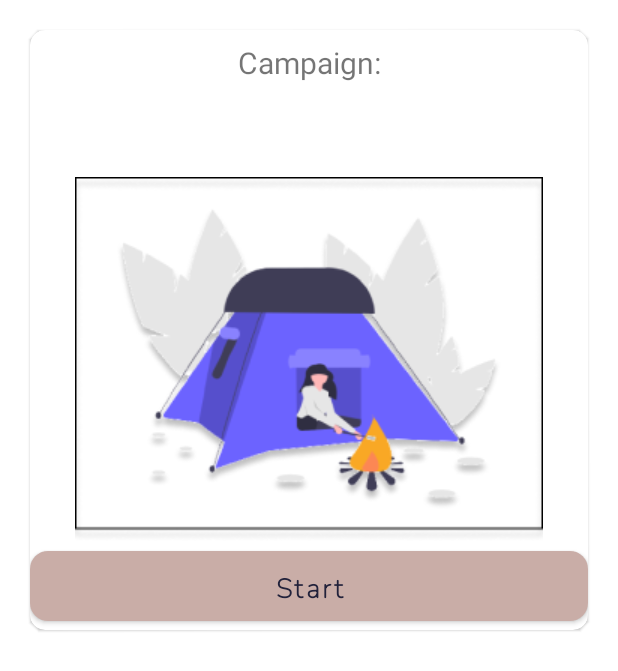
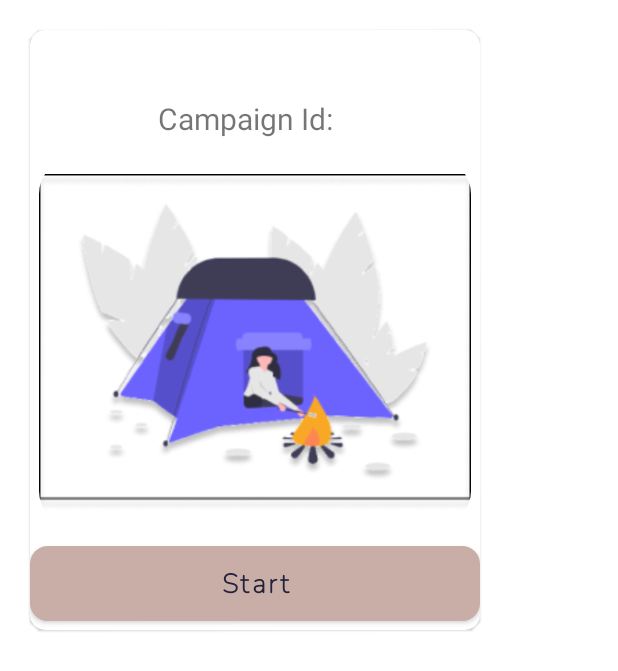
Before and after one commit to ygteker/paperless-pen-and-paper, an Android app: the layout campaign_view.xml on its own in the app's theme, with its tools: preview values and no code run, on a phone screen of 412 x 824 dp. Shown: the top 671 px of the screen. Run offline under Robolectric (Android 15) with nearby library versions, the phone set to English and light mode, and no system bars; network calls fail.

Commit message:
Changed CardView Format, CardView now shows campaigns of user, Fixed Layout issues Cleaned UserViewModel.kt

```diff
--- a/frontend/app/src/main/java/lmu/msp/frontend/api/PenAndPaperApiInterface.kt
+++ b/frontend/app/src/main/java/lmu/msp/frontend/api/PenAndPaperApiInterface.kt
@@ -59,6 +59,6 @@ interface PenAndPaperApiInterface {
         fun acceptInvite(
             @Query(PARAMETER_CAMPAIGN_ID) campaignId: Long,
             @Query(PARAMETER_NAME) name: String
-        ): Maybe<Campaign>
+        ): Single<CampaignMember>
     }
 }
--- a/frontend/app/src/main/java/lmu/msp/frontend/viewmodels/UserViewModel.kt
+++ b/frontend/app/src/main/java/lmu/msp/frontend/viewmodels/UserViewModel.kt
@@ -1,5 +1,7 @@
 package lmu.msp.frontend.viewmodels
 
+import android.content.ContentValues.TAG
+import android.util.Log
 import androidx.lifecycle.LiveData
 import androidx.lifecycle.MutableLiveData
 import androidx.lifecycle.ViewModel
@@ -15,6 +17,4 @@ class UserViewModel : ViewModel() {
         _userData.value = user
     }
 
-  //  fun getUser(): LiveData<User> = userData
-
 }
--- a/frontend/app/src/main/res/layout/campaign_view.xml
+++ b/frontend/app/src/main/res/layout/campaign_view.xml
@@ -1,12 +1,12 @@
 <?xml version="1.0" encoding="utf-8"?>
 <RelativeLayout xmlns:android="http://schemas.android.com/apk/res/android"
     xmlns:app="http://schemas.android.com/apk/res-auto"
-    android:layout_width="match_parent"
+    android:layout_width="wrap_content"
     android:layout_height="wrap_content">
 
     <com.google.android.material.card.MaterialCardView
         android:id="@+id/cardView"
-        android:layout_width="match_parent"
+        android:layout_width="300dp"
         android:layout_height="400dp"
         android:layout_margin="20dp"
         android:elevation="10dp"
@@ -14,58 +14,72 @@
 
         <LinearLayout
             android:layout_width="match_parent"
-            android:layout_height="wrap_content"
-            android:orientation="vertical">
+            android:layout_height="match_parent"
+            android:orientation="vertical"
+
+            >
+
 
             <TextView
-                android:layout_width="match_parent"
+                android:id="@+id/title_campaign"
+                android:layout_width="wrap_content"
                 android:layout_height="wrap_content"
-                android:layout_marginStart="8dp"
-                android:layout_marginTop="8dp"
-                android:layout_marginEnd="8dp"
-                android:text="@string/campaign"
-                android:textAlignment="center"
+                android:layout_gravity="center"
+                android:layout_margin="6dp"
                 android:textSize="20sp">
 
             </TextView>
-            <TextView
-                android:layout_width="match_parent"
+
+            <LinearLayout
+                android:layout_width="wrap_content"
                 android:layout_height="wrap_content"
-                android:layout_marginStart="8dp"
-                android:layout_marginTop="8dp"
-                android:layout_marginEnd="8dp"
-                android:textAlignment="center"
-                android:textSize="20sp"
-                android:id="@+id/title_campaign"
-                >
+                android:layout_gravity="center"
+                android:orientation="horizontal">
 
-            </TextView>
-            <TextView
-                android:id="@+id/id_campaign"
-                android:textAlignment="center"
-                android:textSize="20sp"
-                android:layout_width="match_parent"
-                android:layout_height="wrap_content">
 
-            </TextView>
+                <TextView
+                    android:id="@+id/textView2"
+                    android:layout_width="wrap_content"
+                    android:layout_height="wrap_content"
+                    android:layout_gravity="center"
+                    android:layout_margin="6dp"
+                    android:text="Campaign Id:"
+                    android:textSize="20sp" />
+
+                <TextView
+                    android:id="@+id/id_campaign"
+                    android:layout_width="wrap_content"
+                    android:layout_height="wrap_content"
+                    android:layout_gravity="center"
+                    android:layout_margin="6dp"
+                    android:textSize="20sp">
+
+                </TextView>
+            </LinearLayout>
+
+
             <com.google.android.material.imageview.ShapeableImageView
                 android:id="@+id/imageViewCampaign"
-                android:layout_width="match_parent"
-                android:layout_height="wrap_content"
-                app:srcCompat="@drawable/placeholder_camping"
+                android:layout_width="wrap_content"
+                android:layout_height="0dp"
+                android:layout_weight="1"
+                android:padding="6dp"
                 app:shapeAppearanceOverlay="@style/ShapeAppearanceOverlay.App.CornerSize10Percent"
-                >
+                app:srcCompat="@drawable/placeholder_camping">
 
             </com.google.android.material.imageview.ShapeableImageView>
+
+
             <Button
                 android:id="@+id/cardButton"
                 style="@style/buttonTheme"
                 android:layout_width="match_parent"
                 android:layout_height="wrap_content"
-                android:layout_weight="1"
                 android:text="Start" />
+
+
         </LinearLayout>
-        >
+
     </com.google.android.material.card.MaterialCardView>
 
 </RelativeLayout>
```
Also changed, not shown: frontend/app/src/main/java/lmu/msp/frontend/ui/campaign/CampaignFragment.kt (+65 -34 lines), frontend/app/src/main/java/lmu/msp/frontend/ui/home/HomeFragment.kt (+20 -11 lines), frontend/app/src/main/res/layout/fragment_campaign.xml (+3 -31 lines), frontend/app/src/main/res/layout/fragment_home.xml (+17 -12 lines).
